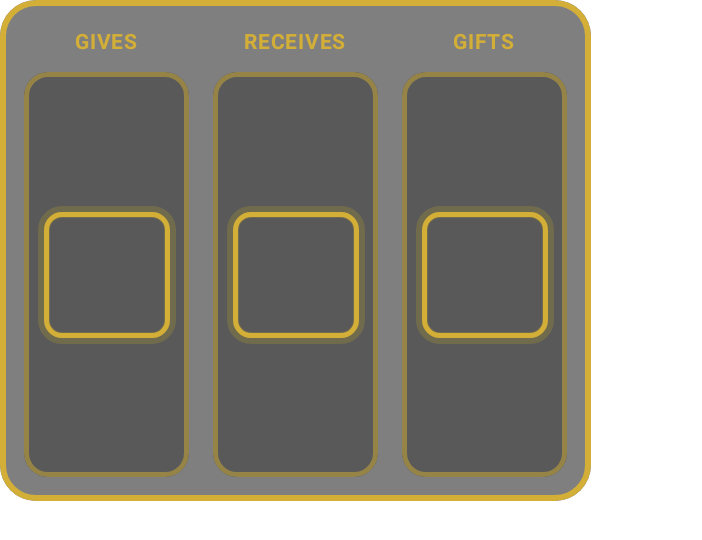
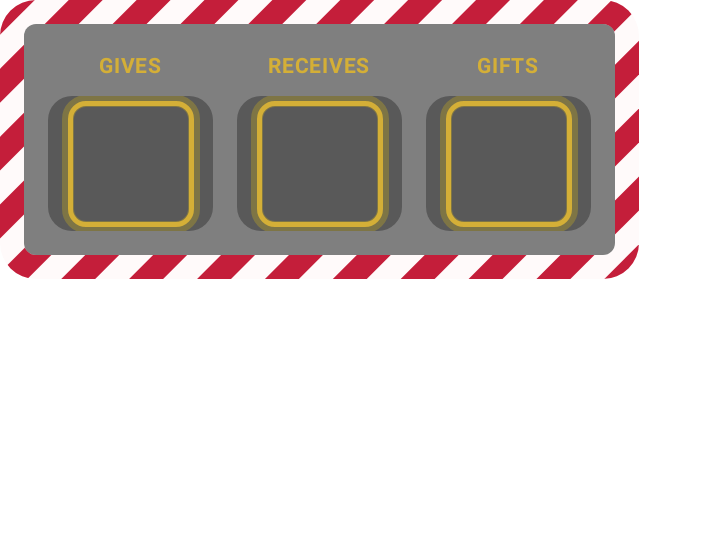
Before and after one commit to manuelsiuro/slotchristmas, an Android app built with Jetpack Compose: the composable ReelStrip shown on its own in the app's theme, on a phone screen of 824 x 412 dp (held sideways). Shown: the top 540 px of the screen, without its empty margins (0-702 px from the left). Run offline under Robolectric (Android 15) with nearby library versions, the light colour scheme and no system bars.

Commit message:
Add animated candy cane border and UI refinements
- Add CandyCaneBorder.kt with rotating red/white striped border effect
- Apply 16dp candy cane border to main reel container
- Add new Christmas background images (6-10)
- Simplify reel display to single visible item
- Remove individual reel borders for cleaner look
- Re-enable festive message display

```diff
--- a/app/src/main/java/com/slotchristmas/config/AssetConfig.kt
+++ b/app/src/main/java/com/slotchristmas/config/AssetConfig.kt
@@ -11,11 +11,17 @@ object AssetConfig {
 
     // Backgrounds (rotate randomly)
     val BACKGROUNDS: List<Int> = listOf(
+        R.drawable.bg_christmas_6,
+        R.drawable.bg_christmas_7,
+        R.drawable.bg_christmas_8,
+        R.drawable.bg_christmas_9,
+        R.drawable.bg_christmas_10
+                /*,
         R.drawable.bg_christmas_1,
         R.drawable.bg_christmas_2,
         R.drawable.bg_christmas_3,
         R.drawable.bg_christmas_4,
-        R.drawable.bg_christmas_5
+        R.drawable.bg_christmas_5*/
     )
 
     // Background change interval in milliseconds
--- a/app/src/main/java/com/slotchristmas/ui/components/GiftCountReel.kt
+++ b/app/src/main/java/com/slotchristmas/ui/components/GiftCountReel.kt
@@ -80,7 +80,7 @@ fun GiftCountReel(
                 .height(ReelConfig.CONTAINER_HEIGHT)
                 .clip(RoundedCornerShape(16.dp))
                 .background(ReelBackground)
-                .border(3.dp, ChristmasGold.copy(alpha = 0.5f), RoundedCornerShape(16.dp)),
+                /*.border(3.dp, ChristmasGold.copy(alpha = 0.5f), RoundedCornerShape(16.dp))*/,
             contentAlignment = Alignment.Center
         ) {
             // Display single centered item
--- a/app/src/main/java/com/slotchristmas/ui/components/ReelStrip.kt
+++ b/app/src/main/java/com/slotchristmas/ui/components/ReelStrip.kt
@@ -1,10 +1,11 @@
 package com.slotchristmas.ui.components
 
 import androidx.compose.foundation.background
-import androidx.compose.foundation.border
 import androidx.compose.foundation.layout.Arrangement
 import androidx.compose.foundation.layout.Box
 import androidx.compose.foundation.layout.Row
+import androidx.compose.foundation.layout.Spacer
+import androidx.compose.foundation.layout.height
 import androidx.compose.foundation.layout.padding
 import androidx.compose.foundation.shape.RoundedCornerShape
 import androidx.compose.runtime.Composable
@@ -12,10 +13,10 @@ import androidx.compose.ui.Alignment
 import androidx.compose.ui.Modifier
 import androidx.compose.ui.draw.clip
 import androidx.compose.ui.unit.dp
+import com.slotchristmas.ui.components.effects.candyCaneBorder
 import com.slotchristmas.ui.slot.SlotUiState
 import com.slotchristmas.ui.slot.SpinPhase
 import com.slotchristmas.ui.theme.BackgroundOverlay
-import com.slotchristmas.ui.theme.ChristmasGold
 
 @Composable
 fun ReelStrip(
@@ -29,13 +30,19 @@ fun ReelStrip(
 
     Box(
         modifier = modifier
-            .clip(RoundedCornerShape(24.dp))
-            .background(BackgroundOverlay)
-            .border(4.dp, ChristmasGold, RoundedCornerShape(24.dp))
-            .padding(16.dp),
+            .candyCaneBorder(
+                borderWidth = 16.dp,
+                cornerRadius = 24.dp,
+                stripeWidth = 24.dp,
+                animationDurationMs = 6000
+            )
+            .padding(16.dp)
+            .clip(RoundedCornerShape(8.dp))
+            .background(BackgroundOverlay),
         contentAlignment = Alignment.Center
     ) {
         Row(
+            modifier = Modifier.padding(16.dp),
             horizontalArrangement = Arrangement.spacedBy(16.dp),
             verticalAlignment = Alignment.CenterVertically
         ) {
--- a/app/src/main/java/com/slotchristmas/ui/components/SlotReel.kt
+++ b/app/src/main/java/com/slotchristmas/ui/components/SlotReel.kt
@@ -74,7 +74,7 @@ fun SlotReel(
                 .height(ReelConfig.CONTAINER_HEIGHT)
                 .clip(RoundedCornerShape(16.dp))
                 .background(ReelBackground)
-                .border(3.dp, ChristmasGold.copy(alpha = 0.5f), RoundedCornerShape(16.dp)),
+                /*.border(3.dp, ChristmasGold.copy(alpha = 0.5f), RoundedCornerShape(16.dp))*/,
             contentAlignment = Alignment.Center
         ) {
             // Display single centered item
--- /dev/null
+++ b/app/src/main/java/com/slotchristmas/ui/components/effects/CandyCaneBorder.kt
@@ -0,0 +1,170 @@
+package com.slotchristmas.ui.components.effects
+
+import androidx.compose.animation.core.LinearEasing
+import androidx.compose.animation.core.RepeatMode
+import androidx.compose.animation.core.animateFloat
+import androidx.compose.animation.core.infiniteRepeatable
+import androidx.compose.animation.core.rememberInfiniteTransition
+import androidx.compose.animation.core.tween
+import androidx.compose.runtime.getValue
+import androidx.compose.ui.Modifier
+import androidx.compose.ui.composed
+import androidx.compose.ui.draw.drawWithContent
+import androidx.compose.ui.geometry.CornerRadius
+import androidx.compose.ui.geometry.Offset
+import androidx.compose.ui.geometry.Rect
+import androidx.compose.ui.geometry.RoundRect
+import androidx.compose.ui.geometry.Size
+import androidx.compose.ui.graphics.Color
+import androidx.compose.ui.graphics.Path
+import androidx.compose.ui.graphics.PathOperation
+import androidx.compose.ui.graphics.drawscope.DrawScope
+import androidx.compose.ui.graphics.drawscope.clipPath
+import androidx.compose.ui.graphics.drawscope.rotate
+import androidx.compose.ui.unit.Dp
+import androidx.compose.ui.unit.dp
+import com.slotchristmas.ui.theme.ChristmasRed
+import com.slotchristmas.ui.theme.ChristmasWhite
+import kotlin.math.sqrt
+
+/**
+ * Applies an animated candy cane border with rotating red and white diagonal stripes.
+ *
+ * The stripes continuously animate to create the illusion of spinning/rotating candy cane.
+ *
+ * @param borderWidth The thickness of the border
+ * @param cornerRadius The corner radius of the border shape
+ * @param stripeWidth The width of each individual stripe
+ * @param redColor The red color for candy cane stripes
+ * @param whiteColor The white color for candy cane stripes
+ * @param animationDurationMs Duration for one complete stripe cycle animation
+ */
+fun Modifier.candyCaneBorder(
+    borderWidth: Dp = 16.dp,
+    cornerRadius: Dp = 24.dp,
+    stripeWidth: Dp = 12.dp,
+    redColor: Color = ChristmasRed,
+    whiteColor: Color = ChristmasWhite,
+    animationDurationMs: Int = 1500
+): Modifier = composed {
+    val infiniteTransition = rememberInfiniteTransition(label = "candyCane")
+
+    // Animate phase offset from 0 to stripeWidth*2 (one full red+white stripe cycle)
+    val stripeWidthPx = stripeWidth.value
+    val phaseOffset by infiniteTransition.animateFloat(
+        initialValue = 0f,
+        targetValue = stripeWidthPx * 2f,
+        animationSpec = infiniteRepeatable(
+            animation = tween(
+                durationMillis = animationDurationMs,
+                easing = LinearEasing
+            ),
+            repeatMode = RepeatMode.Restart
+        ),
+        label = "stripePhase"
+    )
+
+    this.drawWithContent {
+        // Draw candy cane border BEHIND content
+        drawCandyCaneStripes(
+            borderWidth = borderWidth.toPx(),
+            cornerRadius = cornerRadius.toPx(),
+            stripeWidth = stripeWidthPx,
+            phaseOffset = phaseOffset,
+            redColor = redColor,
+            whiteColor = whiteColor
+        )
+
+        // Draw content on top
+        drawContent()
+    }
+}
+
+/**
+ * Draws the candy cane striped border within the border region only.
+ */
+private fun DrawScope.drawCandyCaneStripes(
+    borderWidth: Float,
+    cornerRadius: Float,
+    stripeWidth: Float,
+    phaseOffset: Float,
+    redColor: Color,
+    whiteColor: Color
+) {
+    val width = size.width
+    val height = size.height
+
+    // Create outer rounded rectangle path
+    val outerPath = Path().apply {
+        addRoundRect(
+            RoundRect(
+                rect = Rect(0f, 0f, width, height),
+                cornerRadius = CornerRadius(cornerRadius, cornerRadius)
+            )
+        )
+    }
+
+    // Create inner rounded rectangle path (content area)
+    val innerCornerRadius = (cornerRadius - borderWidth).coerceAtLeast(0f)
+    val innerPath = Path().apply {
+        addRoundRect(
+            RoundRect(
+                rect = Rect(
+                    borderWidth,
+                    borderWidth,
+                    width - borderWidth,
+                    height - borderWidth
+                ),
+                cornerRadius = CornerRadius(innerCornerRadius, innerCornerRadius)
+            )
+        )
+    }
+
+    // Create border-only path by subtracting inner from outer
+    val borderPath = Path().apply {
+        op(outerPath, innerPath, PathOperation.Difference)
+    }
+
+    // Clip to the border region and draw stripes
+    clipPath(borderPath) {
+        // Draw white base
+        drawRect(color = whiteColor)
+
+        // Draw diagonal red stripes with animated offset
+        drawDiagonalStripes(
+            color = redColor,
+            stripeWidth = stripeWidth,
+            phaseOffset = phaseOffset
+        )
+    }
+}
+
+/**
+ * Draws diagonal stripes at 45 degrees with animated phase offset.
+ */
+private fun DrawScope.drawDiagonalStripes(
+    color: Color,
+    stripeWidth: Float,
+    phaseOffset: Float
+) {
+    val diagonal = sqrt(size.width * size.width + size.height * size.height)
+    val stripeSpacing = stripeWidth * 2  // Red + white alternating
+
+    // Calculate how many stripes needed to cover the diagonal
+    val numStripes = ((diagonal / stripeSpacing) + 4).toInt()
+
+    // Draw stripes rotated 45 degrees
+    rotate(degrees = 45f, pivot = Offset(size.width / 2, size.height / 2)) {
+        // Start position adjusted for phase animation
+        val startOffset = -diagonal - stripeSpacing + (phaseOffset % stripeSpacing)
+
+        for (i in 0 until numStripes * 2) {
+            val x = startOffset + i * stripeSpacing
+            drawRect(
+                color = color,
+                topLeft = Offset(x, -diagonal),
+                size = Size(stripeWidth, diagonal * 3)
+            )
+        }
+    }
+}
--- a/app/src/main/java/com/slotchristmas/ui/components/reel/ReelConfig.kt
+++ b/app/src/main/java/com/slotchristmas/ui/components/reel/ReelConfig.kt
@@ -19,7 +19,7 @@ object ReelConfig {
     val ITEM_SLOT_HEIGHT: Dp = 90.dp        // Total height of one slot (content + padding)
 
     // Container dimensions
-    const val VISIBLE_ITEMS: Int = 3
+    const val VISIBLE_ITEMS: Int = 1
     val CONTAINER_HEIGHT: Dp = ITEM_SLOT_HEIGHT * VISIBLE_ITEMS  // 270.dp
     val CONTAINER_WIDTH: Dp = ITEM_SLOT_HEIGHT + 20.dp           // 110.dp
 
--- a/app/src/main/java/com/slotchristmas/ui/slot/SlotScreen.kt
+++ b/app/src/main/java/com/slotchristmas/ui/slot/SlotScreen.kt
@@ -81,12 +81,12 @@ fun SlotScreen(
                     uiState = uiState
                 )
 
-                /*Spacer(modifier = Modifier.height(12.dp))
+                Spacer(modifier = Modifier.height(12.dp))
 
                 // Festive message below slot machine
                 FestiveMessage(
                     message = uiState.festiveMessage
-                )*/
+                )
             }
 
             // Right panel: Result display & controls (same width as left)
```
Also changed, not shown: 5 other files.
